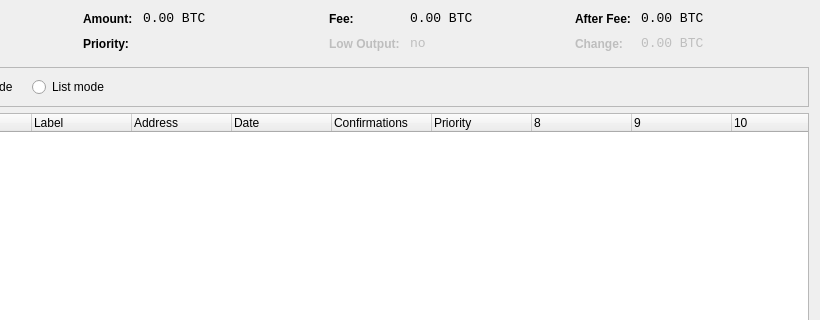
blockxplorer/blockxplorer, file src/qt/forms/coincontroldialog.ui: the form before one commit; both pictures show x 180 to 1000 and y 0 to 320 of the 1000 by 500 pixel window.
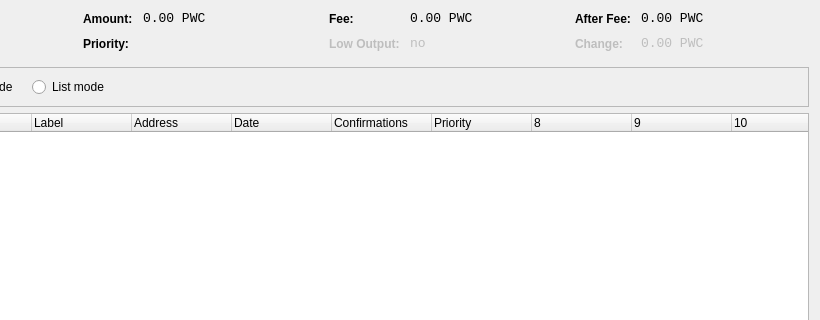
The form after the commit. Custom widgets are drawn as their Qt base class.

Diff of the .ui file:
```diff
--- a/src/qt/forms/coincontroldialog.ui
+++ b/src/qt/forms/coincontroldialog.ui
@@ -141,7 +141,7 @@
           <enum>Qt::ActionsContextMenu</enum>
          </property>
          <property name="text">
-          <string notr="true">0.00 BTC</string>
+          <string notr="true">0.00 PWC</string>
          </property>
          <property name="textInteractionFlags">
           <set>Qt::LinksAccessibleByMouse|Qt::TextSelectableByKeyboard|Qt::TextSelectableByMouse</set>
@@ -221,7 +221,7 @@
           <enum>Qt::ActionsContextMenu</enum>
          </property>
          <property name="text">
-          <string notr="true">0.00 BTC</string>
+          <string notr="true">0.00 PWC</string>
          </property>
          <property name="textInteractionFlags">
           <set>Qt::LinksAccessibleByMouse|Qt::TextSelectableByKeyboard|Qt::TextSelectableByMouse</set>
@@ -307,7 +307,7 @@
           <enum>Qt::ActionsContextMenu</enum>
          </property>
          <property name="text">
-          <string notr="true">0.00 BTC</string>
+          <string notr="true">0.00 PWC</string>
          </property>
          <property name="textInteractionFlags">
           <set>Qt::LinksAccessibleByMouse|Qt::TextSelectableByKeyboard|Qt::TextSelectableByMouse</set>
@@ -345,7 +345,7 @@
           <enum>Qt::ActionsContextMenu</enum>
          </property>
          <property name="text">
-          <string notr="true">0.00 BTC</string>
+          <string notr="true">0.00 PWC</string>
          </property>
          <property name="textInteractionFlags">
           <set>Qt::LinksAccessibleByMouse|Qt::TextSelectableByKeyboard|Qt::TextSelectableByMouse</set>
```
